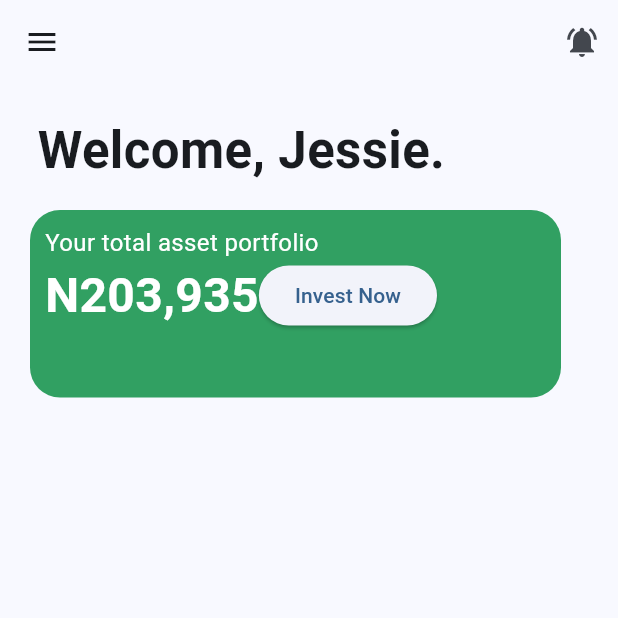
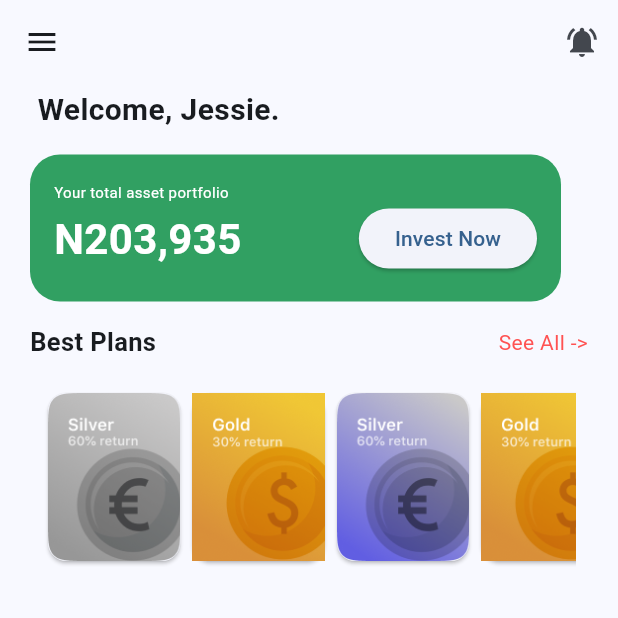
Before and after one commit to nwamama8148/basic_one, a Flutter app: the CreateAccount screen opened directly, after a tap on "Login", on a phone screen of 412 x 824 dp, the top half of it. Run offline on Flutter 3.47's test engine with Material 3 defaults, Android fonts, the phone set to English and light mode, and no system bars; Roboto replaces fonts that are missing (DM Sans).

Commit message:
'fourth'

```diff
--- a/lib/create_account.dart
+++ b/lib/create_account.dart
@@ -164,7 +164,7 @@ class _CreateAccountState extends State<CreateAccount> {
                               Navigator.push(
                                 context,
                                 MaterialPageRoute(
-                                  builder: (context) => const WelcomePage(),
+                                  builder: (context) => WelcomePage(),
                                 ),
                               );
                             },
--- a/lib/welcome_page.dart
+++ b/lib/welcome_page.dart
@@ -1,5 +1,7 @@
+import 'package:basic_one/asset_page.dart';
 import 'package:basic_one/create_account.dart';
 import 'package:basic_one/my_home_page.dart';
+import 'package:basic_one/notification_page.dart';
 import 'package:flutter/material.dart';
 
 import 'drawer_page.dart';
@@ -7,7 +9,16 @@ import 'drawer_page.dart';
 Color colGrey = const Color(0xFFFEFFFE);
 
 class WelcomePage extends StatelessWidget {
-  const WelcomePage({super.key});
+  WelcomePage({super.key});
+
+  final List<String> images = [
+    'assets/images/card3.png',
+    'assets/images/card_img.png',
+    'assets/images/card2.png',
+    'assets/images/card_img.png',
+    'assets/images/card3.png',
+    'assets/images/card2.png',
+  ];
 
   @override
   Widget build(BuildContext context) {
@@ -18,14 +29,20 @@ class WelcomePage extends StatelessWidget {
             IconButton(
               icon: const Icon(Icons.notifications_active),
               onPressed: () {
-                // Scaffold.of(context).openDrawer();
+                Navigator.push(
+                  context,
+                  MaterialPageRoute(
+                    builder: (context) => const NotificationPage(),
+                  ),
+                );
               },
             ),
           ],
         ),
         drawer: const DrawerPage(),
         body: Padding(
-          padding: const EdgeInsets.all(20.0),
+          padding:
+              const EdgeInsets.only(top: 3, left: 20.0, right: 20, bottom: 20),
           child: Column(
             crossAxisAlignment: CrossAxisAlignment.start,
             children: [
@@ -37,7 +54,7 @@ class WelcomePage extends StatelessWidget {
                   style: TextStyle(
                       fontWeight: FontWeight.bold,
                       fontFamily: 'DM Sans',
-                      fontSize: 34),
+                      fontSize: 20),
                 ),
               ),
               //HEADER TEXT ENDS HERE
@@ -53,38 +70,104 @@ class WelcomePage extends StatelessWidget {
                   color: authsBackColor,
                   borderRadius: BorderRadius.circular(20),
                 ),
-                height: 125,
+                height: 98,
                 width: 354,
+                child: Padding(
+                  padding: const EdgeInsets.symmetric(horizontal: 6),
+                  child: Center(
                     child: Column(
+                      mainAxisSize: MainAxisSize.min,
                       crossAxisAlignment: CrossAxisAlignment.start,
                       children: [
                         const Text(
                           'Your total asset portfolio',
                           style: TextStyle(
                             color: authsColorFill,
-                        fontSize: 16,
+                            fontSize: 10,
                             fontWeight: FontWeight.normal,
                           ),
                           textAlign: TextAlign.start,
                         ),
                         Row(
+                          mainAxisAlignment: MainAxisAlignment.spaceBetween,
                           children: [
                             const Text(
                               'N203,935',
                               style: TextStyle(
                                 color: authsColorFill,
                                 fontWeight: FontWeight.bold,
-                            fontSize: 32,
+                                fontSize: 28,
                               ),
                             ),
                             ElevatedButton(
-                            onPressed: () {}, child: const Text('Invest Now'))
+                              onPressed: () {},
+                              child: const Text('Invest Now'),
+                            )
                           ],
                         ),
                       ],
                     ),
                   ),
+                ),
+              ),
               // DASHBOARD ENDS HERE
+
+              const SizedBox(
+                height: 15,
+              ),
+
+              // SUB HEADING HERE
+              const Row(
+                mainAxisAlignment: MainAxisAlignment.spaceBetween,
+                children: [
+                  Text(
+                    'Best Plans',
+                    style: TextStyle(fontWeight: FontWeight.w700, fontSize: 17),
+                  ),
+                  Text(
+                    'See All ->',
+                    style: TextStyle(color: Colors.redAccent),
+                  ),
+                ],
+              ),
+              // SUB HEADING ENDS HERE
+
+              // CARDS AREA HERE
+              Padding(
+                padding:
+                    const EdgeInsets.symmetric(horizontal: 8.0, vertical: 18),
+                child: SizedBox(
+                  height: 120, // Set a fixed height for the horizontal list
+                  child: ListView.builder(
+                    scrollDirection: Axis.horizontal,
+                    itemBuilder: (context, index) {
+                      return Card(
+                        // color: Colors.blue[100 * (index % 9 + 1)],
+                        child: SizedBox(
+                          // width: 100,
+                          // height: 120,
+                          child: Center(
+                            child: InkWell(
+                                onTap: () {
+                                  Navigator.push(
+                                    context,
+                                    MaterialPageRoute(
+                                      builder: (context) => const AssetPage(),
+                                    ),
+                                  );
+                                },
+                                child: Image.asset(
+                                  images[index % images.length],
+                                )),
+                          ),
+                        ),
+                      );
+                    },
+                  ),
+                ),
+              ),
+
+              // CARDS AREA ENDS HERE
             ],
           ),
         ),
--- a/pubspec.yaml
+++ b/pubspec.yaml
@@ -53,6 +53,9 @@ flutter:
     - assets/images/next_page.png
     - assets/images/profile.png
     - assets/images/Rectangle_57.png
+    - assets/images/card_img.png
+    - assets/images/card2.png
+    - assets/images/card3.png
     # - images/a_dot_ham.jpeg
 
   # An image asset can refer to one or more resolution-specific "variants", see
```
Also changed, not shown: lib/asset_page.dart (added, +14 -0 lines), lib/notification_page.dart (added, +14 -0 lines), assets/images/card2.png (added), assets/images/card3.png (added), assets/images/card_img.png (added). Lines whose indentation alone changed are shown as unchanged.
